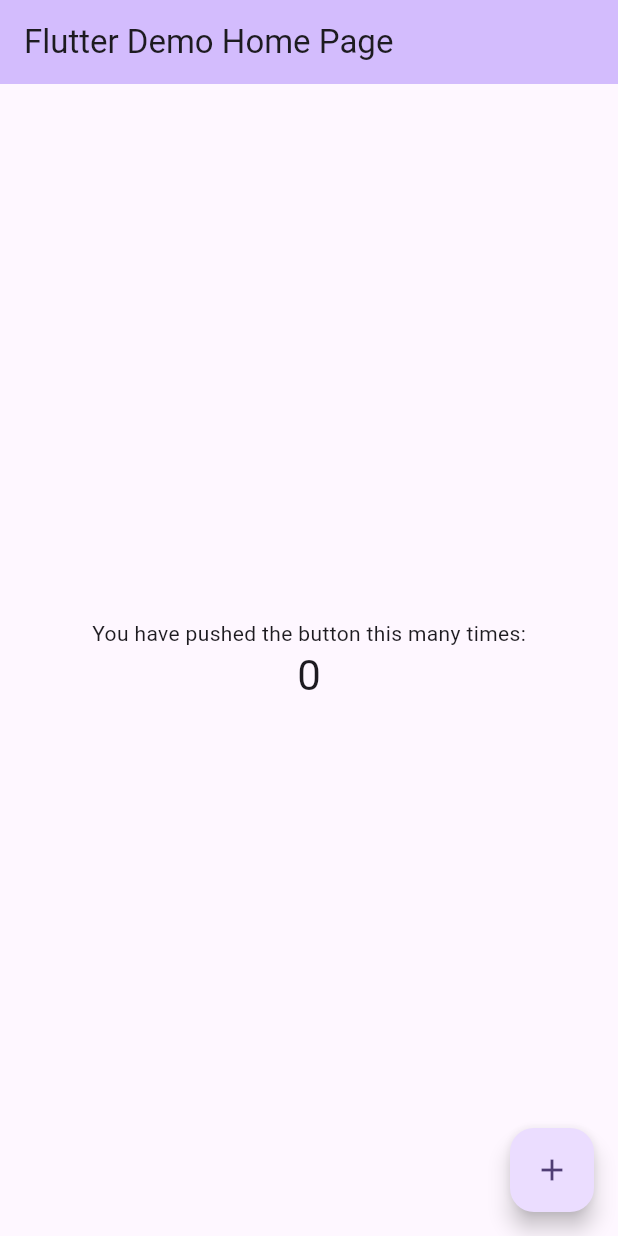
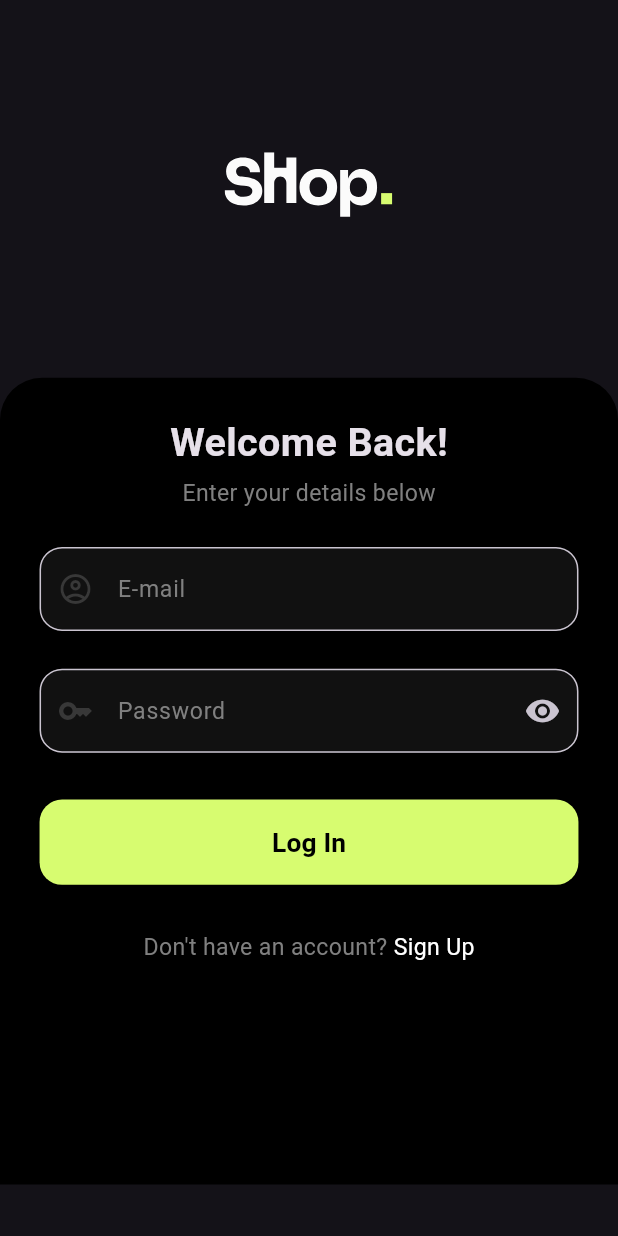
Before and after one commit to Fady4Mohamed/SHOP., a Flutter app: the screen it shows after launch, on a phone screen of 412 x 824 dp. Run offline on Flutter 3.47's test engine with Material 3 defaults, Android fonts, the phone set to English and light mode, and no system bars; our stand-ins replace flutter_screenutil, flutter_svg.

Commit message:
log in ui

```diff
--- /dev/null
+++ b/lib/core/theming/color.dart
@@ -0,0 +1,6 @@
+import 'dart:ui';
+
+class ColorsManager {
+  static const Color mainphosphorous = Color(0xFFD7FC70);
+  static const Color maingrey = Color(0xFF232323);
+  }
--- /dev/null
+++ b/lib/core/theming/styles.dart
@@ -0,0 +1,18 @@
+import 'package:flutter/material.dart';
+import 'package:flutter_screenutil/flutter_screenutil.dart';
+
+class TextStyles {
+  static TextStyle font24Bold = TextStyle(
+    fontSize: 24.sp,
+    fontWeight: FontWeight.bold,
+  );
+  static TextStyle font14greyregular = TextStyle(
+    fontSize: 14.sp,
+    color:const Color(0xff808080)
+  );
+  static TextStyle font16Blacksimebolde = TextStyle(
+    fontSize: 16.sp,
+    color: Colors.black,
+    fontWeight: FontWeight.w700
+  );
+}
--- /dev/null
+++ b/lib/core/widgets/button.dart
@@ -0,0 +1,37 @@
+import 'package:flutter/material.dart';
+import 'package:flutter_screenutil/flutter_screenutil.dart';
+import 'package:shop/core/theming/color.dart';
+import 'package:shop/core/theming/styles.dart';
+
+class ButtonApp extends StatelessWidget {
+  const ButtonApp({ super.key,
+    required this.onPressed,
+    required this.titel,
+  });
+  final void Function()? onPressed;
+  final String titel;
+
+  @override
+  Widget build(BuildContext context) {
+    return SizedBox(
+          width: 327.w,
+          height: 56.h,
+      child: TextButton(
+        onPressed: onPressed,
+        child: Center(
+            child: Text(
+           titel,
+          style: TextStyles.font16Blacksimebolde,
+
+        )),
+        style: ButtonStyle(
+            shape: MaterialStateProperty.resolveWith<OutlinedBorder>(
+                (context) {
+              return RoundedRectangleBorder(
+                  borderRadius: BorderRadius.circular(15));
+            }),
+            backgroundColor: MaterialStateProperty.all(ColorsManager.mainphosphorous )),
+      ),
+    );
+  }
+}
--- /dev/null
+++ b/lib/core/widgets/text_field.dart
@@ -0,0 +1,73 @@
+import 'package:flutter/material.dart';
+import 'package:flutter_screenutil/flutter_screenutil.dart';
+import 'package:shop/core/theming/styles.dart';
+
+class TextFieldApp extends StatefulWidget {
+  const TextFieldApp(
+      {super.key,
+      this.isPassword = false,
+      required this.icon,
+      this.hintText,
+      this.onChanged, this.onTap});
+  final void Function(String)? onChanged;
+  final String? hintText;
+  final bool isPassword;
+  final IconData icon;
+  final void Function()? onTap;
+  @override
+  State<TextFieldApp> createState() => _TextFieldAppState();
+}
+
+class _TextFieldAppState extends State<TextFieldApp> {
+  late bool tap;
+  @override
+  void initState() {
+    tap = widget.isPassword;
+    // TODO: implement initState
+    super.initState();
+  }
+
+  @override
+  Widget build(BuildContext context) {
+    return SizedBox(
+      width: 327.w,
+      height: 56.h,
+      child: TextField(
+        onTap:widget.onTap ,
+        onChanged: widget.onChanged,
+        style: TextStyle(
+          color: Colors.white.withOpacity(.9),
+        ),
+        obscureText: tap,
+        decoration: InputDecoration(
+          suffixIcon: widget.isPassword
+              ? IconButton(
+                  onPressed: () {
+                    if (tap == true) {
+                      tap = false;
+                    }else{tap = true;}
+
+                    setState(() {});
+                  },
+                  icon: Icon(Icons.remove_red_eye))
+              : IconButton(
+                  onPressed: () {},
+                  icon: const Icon(
+                    Icons.remove_red_eye,
+                    color: Color(0xff111111),
+                  )),
+          fillColor: Color(0xff111111),
+          filled: true,
+          prefixIcon: Icon(
+            widget.icon,
+            color: Color.fromARGB(255, 56, 56, 56),
+          ),
+          border: OutlineInputBorder(borderRadius: BorderRadius.circular(15)),
+          hintMaxLines: 1,
+          hintText: widget.hintText,
+          hintStyle: TextStyles.font14greyregular,
+        ),
+      ),
+    );
+  }
+}
--- /dev/null
+++ b/lib/features/auth/ui/login_screen.dart
@@ -0,0 +1,44 @@
+import 'package:flutter/cupertino.dart';
+import 'package:flutter/material.dart';
+import 'package:flutter/widgets.dart';
+import 'package:flutter_screenutil/flutter_screenutil.dart';
+import 'package:flutter_svg/flutter_svg.dart';
+import 'package:shop/features/auth/ui/widgets/bottome_container.dart';
+
+class Login extends StatefulWidget {
+  const Login({super.key});
+
+  @override
+  State<Login> createState() => _LoginState();
+}
+
+class _LoginState extends State<Login> {
+  ScrollController scrollController=ScrollController();
+
+  @override
+  Widget build(BuildContext context) {
+
+    return Scaffold(
+      body: SafeArea(
+        child: ListView(
+          controller: scrollController,
+          children: [
+            SizedBox(height: 100.h,),
+            SvgPicture.asset(
+              'assets/svgs/Group 18286.svg',
+              height: 43.18.h,
+            ),
+            SizedBox(height:  105.h),
+            BottomContainer(onTapTextField: () {
+
+              setState(() {
+                scrollController.jumpTo(scrollController.position.maxScrollExtent);
+              });
+            },),
+
+          ],
+        ),
+      ),
+    );
+  }
+}
--- /dev/null
+++ b/lib/features/auth/ui/widgets/bottome_container.dart
@@ -0,0 +1,63 @@
+
+import 'package:flutter/material.dart';
+import 'package:flutter/widgets.dart';
+import 'package:flutter_screenutil/flutter_screenutil.dart';
+import 'package:shop/core/theming/styles.dart';
+import 'package:shop/core/widgets/button.dart';
+import 'package:shop/core/widgets/text_field.dart';
+import 'package:shop/features/auth/ui/widgets/welcome_text.dart';
+
+class BottomContainer extends StatelessWidget {
+  const BottomContainer({
+    super.key, this.onTapTextField,
+  });
+  final void Function()? onTapTextField;
+  @override
+  Widget build(BuildContext context) {
+    return BottomSheet(
+      enableDrag: false,
+      backgroundColor:Colors.black ,
+      constraints: BoxConstraints(maxHeight: double.infinity,minHeight:530.h,maxWidth: double.infinity ),
+      onClosing: () {},
+      builder: (context) {
+        return Column(
+          children: [
+            SizedBox(height: 24.h,),
+            const WelcomText(),
+            SizedBox(height: 24.h,),
+            TextFieldApp(
+              icon: Icons.account_circle_outlined,
+              hintText: 'E-mail',
+              onChanged: (p0) {},
+              onTap: onTapTextField,
+            ),
+            SizedBox(height: 24.h,),
+             TextFieldApp(
+              isPassword: true,
+              icon: Icons.key_outlined,
+              hintText: 'Password',
+              onChanged: (p0) {},
+              onTap: onTapTextField,
+            ),
+            SizedBox(height: 30.h,),
+            ButtonApp(onPressed: (){}, titel: 'Log In'),
+             SizedBox(height: 30.h,),
+            Row(
+              children: [
+                const Spacer(),
+                Text("Don't have an account? ",style: TextStyles.font14greyregular,),
+                 GestureDetector(
+                  onTap: () {
+
+                  },
+                  child: Text("Sign Up",style: TextStyles.font14greyregular.copyWith(color: Colors.white),)),
+                const Spacer()
+              ],
+            ),
+
+          ],
+        );
+      },
+    );
+  }
+}
--- /dev/null
+++ b/lib/features/auth/ui/widgets/welcome_text.dart
@@ -0,0 +1,21 @@
+
+import 'package:flutter/material.dart';
+import 'package:flutter_screenutil/flutter_screenutil.dart';
+import 'package:shop/core/theming/styles.dart';
+
+class WelcomText extends StatelessWidget {
+  const WelcomText({
+    super.key,
+  });
+
+  @override
+  Widget build(BuildContext context) {
+    return Column(
+      children: [
+        Text('Welcome Back!',style: TextStyles.font24Bold,),
+        SizedBox(height: 4.h,),
+        Text('Enter your details below',style: TextStyles.font14greyregular,)
+      ],
+    );
+  }
+}
--- a/lib/main.dart
+++ b/lib/main.dart
@@ -1,4 +1,5 @@
 import 'package:flutter/material.dart';
+import 'package:shop/shop_app.dart';
 
 void main() {
   runApp(const MyApp());
@@ -10,116 +11,6 @@ class MyApp extends StatelessWidget {
   // This widget is the root of your application.
   @override
   Widget build(BuildContext context) {
-    return MaterialApp(
-      title: 'Flutter Demo',
-      theme: ThemeData(
-        // This is the theme of your application.
-        //
-        // TRY THIS: Try running your application with "flutter run". You'll see
-        // the application has a purple toolbar. Then, without quitting the app,
-        // try changing the seedColor in the colorScheme below to Colors.green
-        // and then invoke "hot reload" (save your changes or press the "hot
-        // reload" button in a Flutter-supported IDE, or press "r" if you used
-        // the command line to start the app).
-        //
-        // Notice that the counter didn't reset back to zero; the application
-        // state is not lost during the reload. To reset the state, use hot
-        // restart instead.
-        //
-        // This works for code too, not just values: Most code changes can be
-        // tested with just a hot reload.
-        colorScheme: ColorScheme.fromSeed(seedColor: Colors.deepPurple),
-        useMaterial3: true,
-      ),
-      home: const MyHomePage(title: 'Flutter Demo Home Page'),
-    );
+    return ShopApp();
   }
 }
-
-class MyHomePage extends StatefulWidget {
-  const MyHomePage({super.key, required this.title});
-
-  // This widget is the home page of your application. It is stateful, meaning
-  // that it has a State object (defined below) that contains fields that affect
-  // how it looks.
-
-  // This class is the configuration for the state. It holds the values (in this
-  // case the title) provided by the parent (in this case the App widget) and
-  // used by the build method of the State. Fields in a Widget subclass are
-  // always marked "final".
-
-  final String title;
-
-  @override
-  State<MyHomePage> createState() => _MyHomePageState();
-}
-
-class _MyHomePageState extends State<MyHomePage> {
-  int _counter = 0;
-
-  void _incrementCounter() {
-    setState(() {
-      // This call to setState tells the Flutter framework that something has
-      // changed in this State, which causes it to rerun the build method below
-      // so that the display can reflect the updated values. If we changed
-      // _counter without calling setState(), then the build method would not be
-      // called again, and so nothing would appear to happen.
-      _counter++;
-    });
-  }
-
-  @override
-  Widget build(BuildContext context) {
-    // This method is rerun every time setState is called, for instance as done
-    // by the _incrementCounter method above.
-    //
-    // The Flutter framework has been optimized to make rerunning build methods
-    // fast, so that you can just rebuild anything that needs updating rather
-    // than having to individually change instances of widgets.
-    return Scaffold(
-      appBar: AppBar(
-        // TRY THIS: Try changing the color here to a specific color (to
-        // Colors.amber, perhaps?) and trigger a hot reload to see the AppBar
-        // change color while the other colors stay the same.
-        backgroundColor: Theme.of(context).colorScheme.inversePrimary,
-        // Here we take the value from the MyHomePage object that was created by
-        // the App.build method, and use it to set our appbar title.
-        title: Text(widget.title),
-      ),
-      body: Center(
-        // Center is a layout widget. It takes a single child and positions it
-        // in the middle of the parent.
-        child: Column(
-          // Column is also a layout widget. It takes a list of children and
-          // arranges them vertically. By default, it sizes itself to fit its
-          // children horizontally, and tries to be as tall as its parent.
-          //
-          // Column has various properties to control how it sizes itself and
-          // how it positions its children. Here we use mainAxisAlignment to
-          // center the children vertically; the main axis here is the vertical
-          // axis because Columns are vertical (the cross axis would be
-          // horizontal).
-          //
-          // TRY THIS: Invoke "debug painting" (choose the "Toggle Debug Paint"
-          // action in the IDE, or press "p" in the console), to see the
-          // wireframe for each widget.
-          mainAxisAlignment: MainAxisAlignment.center,
-          children: <Widget>[
-            const Text(
-              'You have pushed the button this many times:',
-            ),
-            Text(
-              '$_counter',
-              style: Theme.of(context).textTheme.headlineMedium,
-            ),
-          ],
-        ),
-      ),
-      floatingActionButton: FloatingActionButton(
-        onPressed: _incrementCounter,
-        tooltip: 'Increment',
-        child: const Icon(Icons.add),
-      ), // This trailing comma makes auto-formatting nicer for build methods.
-    );
-  }
-}
--- /dev/null
+++ b/lib/shop_app.dart
@@ -0,0 +1,21 @@
+import 'package:flutter/material.dart';
+import 'package:flutter_screenutil/flutter_screenutil.dart';
+import 'package:shop/features/auth/ui/login_screen.dart';
+
+class ShopApp extends StatelessWidget {
+  const ShopApp({super.key});
+
+  @override
+  Widget build(BuildContext context) {
+    return ScreenUtilInit(
+      designSize:const Size(375, 812),
+      child: MaterialApp(
+        debugShowCheckedModeBanner: false,
+        theme: ThemeData(
+          brightness: Brightness.dark,
+        ),
+        home:Login(),
+      ),
+    );
+  }
+}
```
Also changed, not shown: pubspec.yaml (+7 -19 lines), assets/svgs/Group 18286.svg (added), pubspec.lock.
